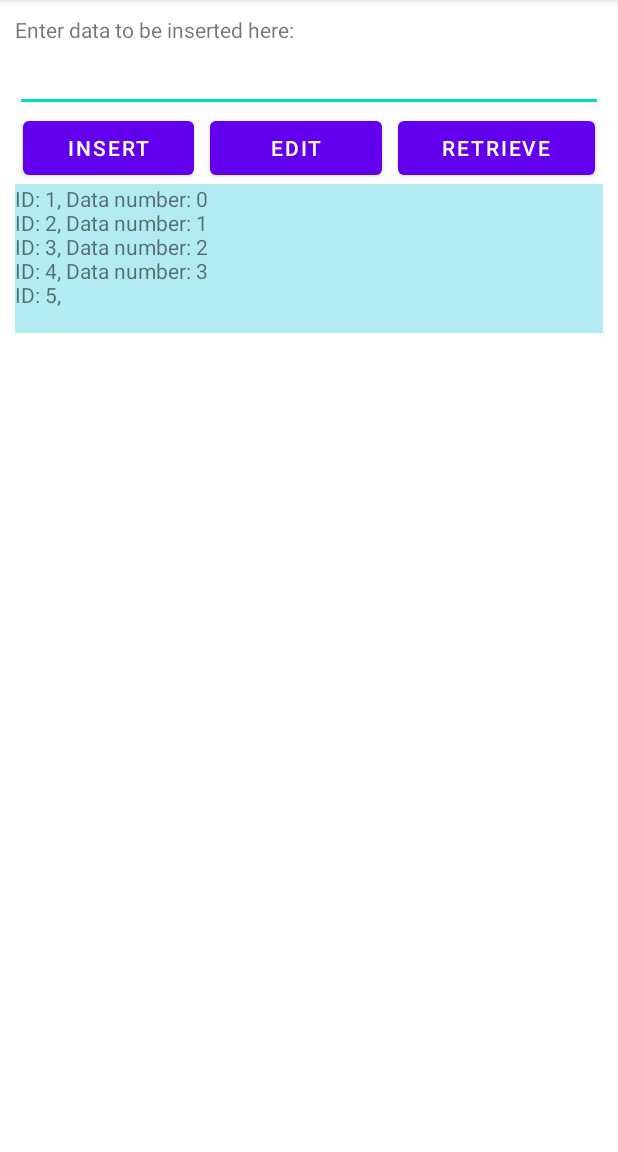
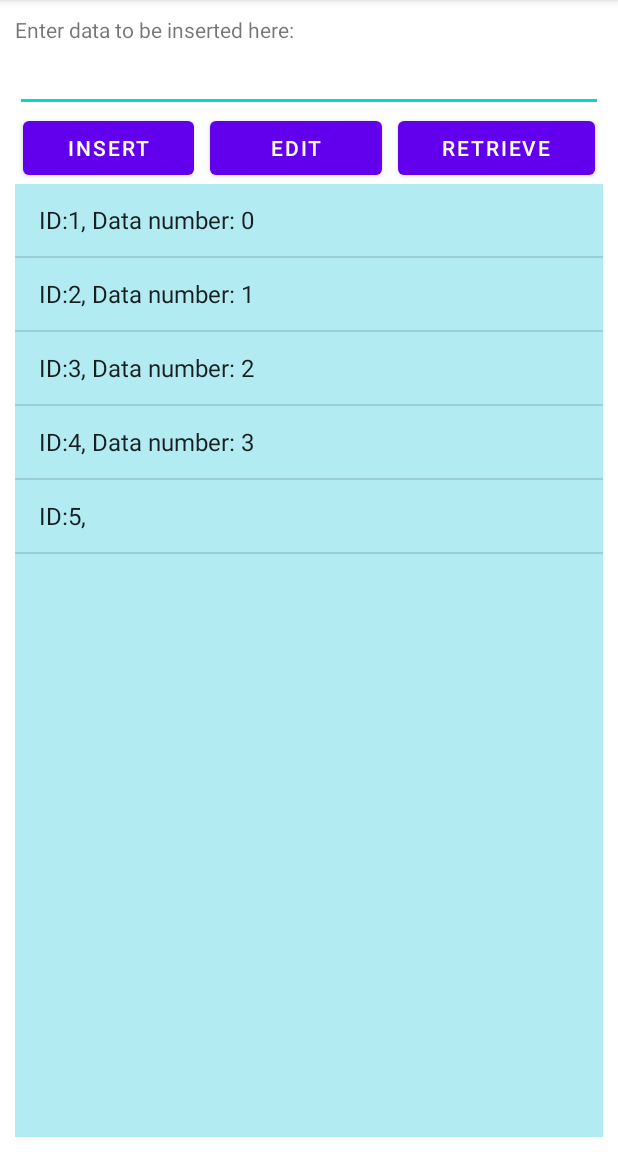
Before and after one commit to vincentneo/C347_L4_Demo_DatabaseCRUD, an Android app: the screen it shows after launch (MainActivity), after a tap on "RETRIEVE", on a phone screen of 412 x 824 dp, the part 84-1236 px from its top. Run offline under Robolectric (Android 15) with nearby library versions, the phone set to English and light mode, and no system bars; 2 other taps on this screen came first.

```diff
--- a/app/src/main/java/sg/edu/rp/c347/id19007966/demodatabasecrud/MainActivity.java
+++ b/app/src/main/java/sg/edu/rp/c347/id19007966/demodatabasecrud/MainActivity.java
@@ -6,8 +6,11 @@ import androidx.appcompat.app.AppCompatActivity;
 import android.content.Intent;
 import android.os.Bundle;
 import android.view.View;
+import android.widget.AdapterView;
+import android.widget.ArrayAdapter;
 import android.widget.Button;
 import android.widget.EditText;
+import android.widget.ListView;
 import android.widget.TextView;
 import android.widget.Toast;
 
@@ -19,6 +22,8 @@ public class MainActivity extends AppCompatActivity {
     TextView tvDBContent;
     EditText etContent;
     ArrayList<Note> al;
+    ArrayAdapter<Note> aa;
+    ListView listView;
 
     @Override
     protected void onCreate(Bundle savedInstanceState) {
@@ -33,7 +38,11 @@ public class MainActivity extends AppCompatActivity {
 
         etContent = findViewById(R.id.etContent);
 
+        listView = findViewById(R.id.listView);
+
         al = new ArrayList<>();
+        aa = new ArrayAdapter<>(this, android.R.layout.simple_list_item_1, al);
+        listView.setAdapter(aa);
 
         btnAdd.setOnClickListener(new View.OnClickListener() {
             @Override
@@ -56,7 +65,7 @@ public class MainActivity extends AppCompatActivity {
                 DBHelper dbHelper = new DBHelper(MainActivity.this);
                 al.clear();
                 al.addAll(dbHelper.getAllNotes());
-
+                aa.notifyDataSetChanged();
                 dbHelper.close();
 
                 String text = "";
@@ -78,11 +87,22 @@ public class MainActivity extends AppCompatActivity {
                     DBHelper dbHelper = new DBHelper(MainActivity.this);
                     al.clear();
                     al.addAll(dbHelper.getAllNotes());
+                    aa.notifyDataSetChanged();
                 }
                 Note target = al.get(0);
-                Intent i = new Intent(MainActivity.this, EditActivity.class);
-                i.putExtra("data", target);
-                startActivityForResult(i, 9);
+                Intent intent = new Intent(MainActivity.this, EditActivity.class);
+                intent.putExtra("data", target);
+                startActivityForResult(intent, 9);
+            }
+        });
+
+        listView.setOnItemClickListener(new AdapterView.OnItemClickListener() {
+            @Override
+            public void onItemClick(AdapterView<?> adapterView, View view, int i, long l) {
+                Note target = al.get(i);
+                Intent intent = new Intent(MainActivity.this, EditActivity.class);
+                intent.putExtra("data", target);
+                startActivityForResult(intent, 9);
             }
         });
 
--- a/app/src/main/res/layout/activity_main.xml
+++ b/app/src/main/res/layout/activity_main.xml
@@ -60,6 +60,12 @@
             android:text="Retrieve" />
     </LinearLayout>
 
+    <ListView
+        android:id="@+id/listView"
+        android:layout_width="match_parent"
+        android:layout_height="match_parent"
+        android:background="#B2EBF2" />
+
     <TextView
         android:id="@+id/tvDBContent"
         android:layout_width="match_parent"
```
